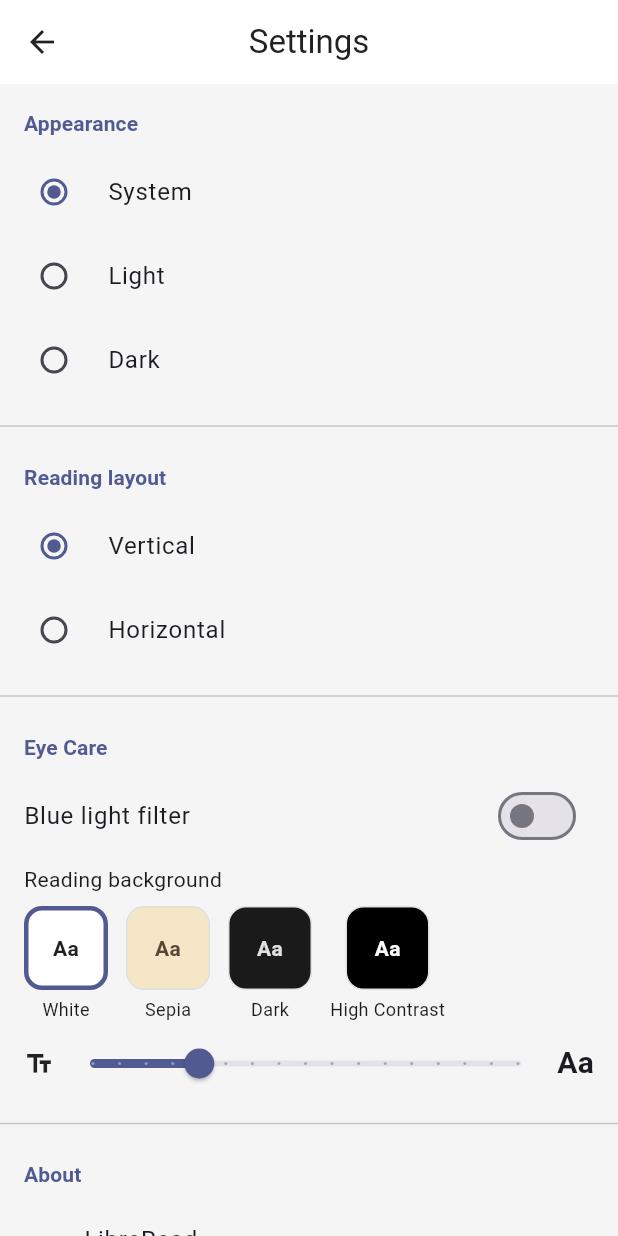
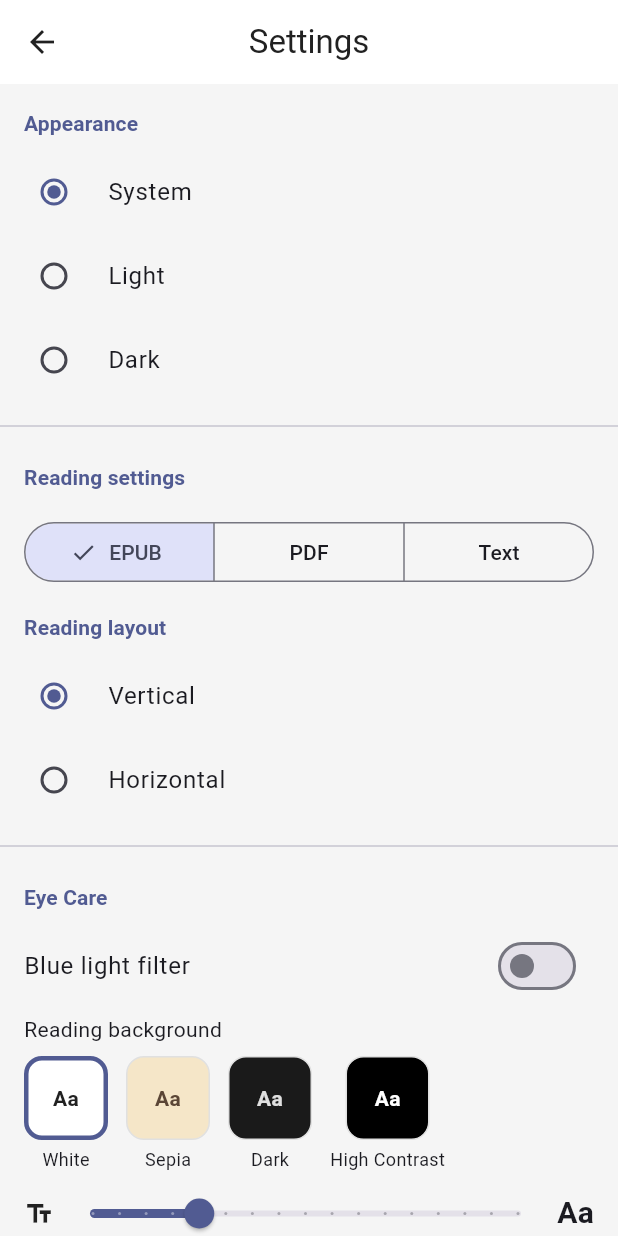
Before and after one commit to Mawfyy/LibreRead, a Flutter app: the screen it shows after launch, after a tap on the "settings" icon, on a phone screen of 412 x 824 dp. Run offline on Flutter 3.47's test engine with Material 3 defaults, Android fonts, the phone set to English and light mode, and no system bars; our stand-ins replace file_picker, open_filex, package_info_plus, shared_preferences, web; missing offline and left inert: dart:js_interop, dart:ui_web, epub_pro, flutter_inappwebview, pdfrx; network calls fail.

Commit message:
feat: per-format reader settings for EPUB, PDF, and TXT

```diff
--- a/lib/core/constants/app_strings.dart
+++ b/lib/core/constants/app_strings.dart
@@ -37,6 +37,9 @@ class AppStrings {
   static const String readingLayout = 'Reading layout';
   static const String verticalLayout = 'Vertical';
   static const String horizontalLayout = 'Horizontal';
+  static const String epubFormat = 'EPUB';
+  static const String pdfFormat = 'PDF';
+  static const String txtFormat = 'Text';
   static const String checkForUpdates = 'Check for updates';
   static const String checkingForUpdates = 'Checking for updates...';
   static const String upToDate = 'You are up to date';
--- /dev/null
+++ b/lib/data/models/reader_settings.dart
@@ -0,0 +1,67 @@
+import 'package:flutter/material.dart';
+
+enum ReadingBackground { white, sepia, dark, highContrast }
+
+enum ReadingLayout { vertical, horizontal }
+
+enum ReaderFormat { epub, pdf, txt }
+
+class ReaderSettings {
+  final ReadingBackground background;
+  final double fontSize;
+  final bool blueLightEnabled;
+  final double blueLightIntensity;
+  final ReadingLayout layout;
+
+  const ReaderSettings({
+    this.background = ReadingBackground.white,
+    this.fontSize = 16.0,
+    this.blueLightEnabled = false,
+    this.blueLightIntensity = 0.3,
+    this.layout = ReadingLayout.vertical,
+  });
+
+  static const ReaderSettings defaults = ReaderSettings();
+
+  ReaderSettings copyWith({
+    ReadingBackground? background,
+    double? fontSize,
+    bool? blueLightEnabled,
+    double? blueLightIntensity,
+    ReadingLayout? layout,
+  }) {
+    return ReaderSettings(
+      background: background ?? this.background,
+      fontSize: fontSize ?? this.fontSize,
+      blueLightEnabled: blueLightEnabled ?? this.blueLightEnabled,
+      blueLightIntensity: blueLightIntensity ?? this.blueLightIntensity,
+      layout: layout ?? this.layout,
+    );
+  }
+
+  Color get backgroundColor {
+    switch (background) {
+      case ReadingBackground.white:
+        return Colors.white;
+      case ReadingBackground.sepia:
+        return const Color(0xFFF5E6C8);
+      case ReadingBackground.dark:
+        return const Color(0xFF1A1A1A);
+      case ReadingBackground.highContrast:
+        return Colors.black;
+    }
+  }
+
+  Color get textColor {
+    switch (background) {
+      case ReadingBackground.white:
+        return const Color(0xFF212121);
+      case ReadingBackground.sepia:
+        return const Color(0xFF5B4636);
+      case ReadingBackground.dark:
+        return const Color(0xFFE0E0E0);
+      case ReadingBackground.highContrast:
+        return Colors.white;
+    }
+  }
+}
--- a/lib/data/services/eye_care_service.dart
+++ /dev/null
@@ -1,97 +0,0 @@
-import 'package:flutter/material.dart';
-import 'package:flutter_epub_viewer/flutter_epub_viewer.dart';
-import 'package:shared_preferences/shared_preferences.dart';
-
-enum ReadingBackground { white, sepia, dark, highContrast }
-
-class EyeCareService {
-  EyeCareService._();
-
-  static bool _blueLightFilterEnabled = false;
-  static double _blueLightIntensity = 0.3;
-  static ReadingBackground _readingBackground = ReadingBackground.white;
-  static double _fontSize = 16.0;
-
-  static bool get blueLightFilterEnabled => _blueLightFilterEnabled;
-  static double get blueLightIntensity => _blueLightIntensity;
-  static ReadingBackground get readingBackground => _readingBackground;
-  static double get fontSize => _fontSize;
-
-  static Future<void> init() async {
-    final prefs = await SharedPreferences.getInstance();
-    _blueLightFilterEnabled = prefs.getBool('eye_blue_light') ?? false;
-    _blueLightIntensity = prefs.getDouble('eye_blue_light_intensity') ?? 0.3;
-    _readingBackground = ReadingBackground.values[
-        prefs.getInt('eye_reading_bg') ?? 0];
-    _fontSize = prefs.getDouble('eye_font_size') ?? 16.0;
-  }
-
-  static Future<void> setBlueLightFilter(bool enabled) async {
-    _blueLightFilterEnabled = enabled;
-    final prefs = await SharedPreferences.getInstance();
-    await prefs.setBool('eye_blue_light', enabled);
-  }
-
-  static Future<void> setBlueLightIntensity(double intensity) async {
-    _blueLightIntensity = intensity;
-    final prefs = await SharedPreferences.getInstance();
-    await prefs.setDouble('eye_blue_light_intensity', intensity);
-  }
-
-  static Future<void> setReadingBackground(ReadingBackground bg) async {
-    _readingBackground = bg;
-    final prefs = await SharedPreferences.getInstance();
-    await prefs.setInt('eye_reading_bg', bg.index);
-  }
-
-  static Future<void> setFontSize(double size) async {
-    _fontSize = size;
-    final prefs = await SharedPreferences.getInstance();
-    await prefs.setDouble('eye_font_size', size);
-  }
-
-  static Color get backgroundColor {
-    switch (_readingBackground) {
-      case ReadingBackground.white:
-        return Colors.white;
-      case ReadingBackground.sepia:
-        return const Color(0xFFF5E6C8);
-      case ReadingBackground.dark:
-        return const Color(0xFF1A1A1A);
-      case ReadingBackground.highContrast:
-        return Colors.black;
-    }
-  }
-
-  static Color get textColor {
-    switch (_readingBackground) {
-      case ReadingBackground.white:
-        return const Color(0xFF212121);
-      case ReadingBackground.sepia:
-        return const Color(0xFF5B4636);
-      case ReadingBackground.dark:
-        return const Color(0xFFE0E0E0);
-      case ReadingBackground.highContrast:
-        return Colors.white;
-    }
-  }
-
-  static EpubTheme get epubTheme {
-    switch (_readingBackground) {
-      case ReadingBackground.white:
-        return EpubTheme.light();
-      case ReadingBackground.sepia:
-        return EpubTheme.custom(
-          backgroundDecoration: const BoxDecoration(color: Color(0xFFF5E6C8)),
-          foregroundColor: const Color(0xFF5B4636),
-        );
-      case ReadingBackground.dark:
-        return EpubTheme.dark();
-      case ReadingBackground.highContrast:
-        return EpubTheme.custom(
-          backgroundDecoration: const BoxDecoration(color: Colors.black),
-          foregroundColor: Colors.white,
-        );
-    }
-  }
-}
--- /dev/null
+++ b/lib/data/services/reader_settings_service.dart
@@ -0,0 +1,72 @@
+import 'package:flutter/material.dart';
+import 'package:flutter_epub_viewer/flutter_epub_viewer.dart';
+import 'package:shared_preferences/shared_preferences.dart';
+import '../models/reader_settings.dart';
+
+class ReaderSettingsService {
+  ReaderSettingsService._();
+
+  static final Map<ReaderFormat, ReaderSettings> _settings = {};
+
+  static ReaderSettings settingsFor(ReaderFormat format) =>
+      _settings[format] ?? ReaderSettings.defaults;
+
+  static Future<void> init() async {
+    final prefs = await SharedPreferences.getInstance();
+    for (final format in ReaderFormat.values) {
+      _settings[format] = _loadFromPrefs(prefs, format);
+    }
+  }
+
+  static ReaderSettings _loadFromPrefs(
+    SharedPreferences prefs,
+    ReaderFormat format,
+  ) {
+    final prefix = format.name;
+    return ReaderSettings(
+      background: ReadingBackground.values[
+          prefs.getInt('${prefix}_reading_bg') ?? 0],
+      fontSize: prefs.getDouble('${prefix}_font_size') ?? 16.0,
+      blueLightEnabled: prefs.getBool('${prefix}_blue_light') ?? false,
+      blueLightIntensity:
+          prefs.getDouble('${prefix}_blue_light_intensity') ?? 0.3,
+      layout: ReadingLayout.values[prefs.getInt('${prefix}_layout') ?? 0],
+    );
+  }
+
+  static Future<void> update(
+    ReaderFormat format,
+    ReaderSettings settings,
+  ) async {
+    _settings[format] = settings;
+    final prefs = await SharedPreferences.getInstance();
+    final prefix = format.name;
+    await prefs.setInt('${prefix}_reading_bg', settings.background.index);
+    await prefs.setDouble('${prefix}_font_size', settings.fontSize);
+    await prefs.setBool('${prefix}_blue_light', settings.blueLightEnabled);
+    await prefs.setDouble(
+      '${prefix}_blue_light_intensity',
+      settings.blueLightIntensity,
+    );
+    await prefs.setInt('${prefix}_layout', settings.layout.index);
+  }
+
+  static EpubTheme epubThemeFor(ReaderSettings settings) {
+    switch (settings.background) {
+      case ReadingBackground.white:
+        return EpubTheme.light();
+      case ReadingBackground.sepia:
+        return EpubTheme.custom(
+          backgroundDecoration: const BoxDecoration(color: Color(0xFFF5E6C8)),
+          foregroundColor: const Color(0xFF5B4636),
+        );
+      case ReadingBackground.dark:
+        return EpubTheme.dark();
+      case ReadingBackground.highContrast:
+        return EpubTheme.custom(
+          backgroundDecoration: const BoxDecoration(color: Colors.black),
+          foregroundColor: Colors.white,
+        );
+    }
+  }
+}
--- a/lib/data/services/reading_layout_service.dart
+++ /dev/null
@@ -1,23 +0,0 @@
-import 'package:shared_preferences/shared_preferences.dart';
-
-enum ReadingLayout { vertical, horizontal }
-
-class ReadingLayoutService {
-  ReadingLayoutService._();
-
-  static ReadingLayout _layout = ReadingLayout.vertical;
-
-  static ReadingLayout get layout => _layout;
-  static bool get isHorizontal => _layout == ReadingLayout.horizontal;
-
-  static Future<void> init() async {
-    final prefs = await SharedPreferences.getInstance();
-    _layout = ReadingLayout.values[prefs.getInt('reading_layout') ?? 0];
-  }
-
-  static Future<void> setLayout(ReadingLayout layout) async {
-    _layout = layout;
-    final prefs = await SharedPreferences.getInstance();
-    await prefs.setInt('reading_layout', layout.index);
-  }
-}
--- a/lib/features/settings/settings_screen.dart
+++ b/lib/features/settings/settings_screen.dart
@@ -2,8 +2,8 @@ import 'package:flutter/material.dart';
 import 'package:package_info_plus/package_info_plus.dart';
 
 import '../../core/constants/app_strings.dart';
-import '../../data/services/eye_care_service.dart';
-import '../../data/services/reading_layout_service.dart';
+import '../../data/models/reader_settings.dart';
+import '../../data/services/reader_settings_service.dart';
 import '../../app.dart';
 import 'widgets/update_dialog.dart';
 
@@ -16,6 +16,7 @@ class SettingsScreen extends StatefulWidget {
 
 class _SettingsScreenState extends State<SettingsScreen> {
   String _appVersion = '';
+  ReaderFormat _selectedFormat = ReaderFormat.epub;
 
   @override
   void initState() {
@@ -53,13 +54,36 @@ class _SettingsScreenState extends State<SettingsScreen> {
             ),
           ),
           const Divider(height: 32),
+          _buildSectionTitle(context, 'Reading settings'),
+          Padding(
+            padding: const EdgeInsets.symmetric(horizontal: 16, vertical: 8),
+            child: SegmentedButton<ReaderFormat>(
+              segments: const [
+                ButtonSegment(
+                  value: ReaderFormat.epub,
+                  label: Text(AppStrings.epubFormat),
+                ),
+                ButtonSegment(
+                  value: ReaderFormat.pdf,
+                  label: Text(AppStrings.pdfFormat),
+                ),
+                ButtonSegment(
+                  value: ReaderFormat.txt,
+                  label: Text(AppStrings.txtFormat),
+                ),
+              ],
+              selected: {_selectedFormat},
+              onSelectionChanged: (selection) {
+                setState(() => _selectedFormat = selection.first);
+              },
+            ),
+          ),
           _buildSectionTitle(context, AppStrings.readingLayout),
           RadioGroup<ReadingLayout>(
-            groupValue: ReadingLayoutService.layout,
+            groupValue: _settings.layout,
             onChanged: (value) async {
               if (value != null) {
-                await ReadingLayoutService.setLayout(value);
-                setState(() {});
+                await _updateSettings(_settings.copyWith(layout: value));
               }
             },
             child: Column(
@@ -73,13 +97,12 @@ class _SettingsScreenState extends State<SettingsScreen> {
           _buildSectionTitle(context, AppStrings.eyeCare),
           SwitchListTile(
             title: const Text(AppStrings.blueLightFilter),
-            value: EyeCareService.blueLightFilterEnabled,
+            value: _settings.blueLightEnabled,
             onChanged: (value) async {
-              await EyeCareService.setBlueLightFilter(value);
-              setState(() {});
+              await _updateSettings(_settings.copyWith(blueLightEnabled: value));
             },
           ),
-          if (EyeCareService.blueLightFilterEnabled)
+          if (_settings.blueLightEnabled)
             Padding(
               padding: const EdgeInsets.symmetric(horizontal: 16),
               child: Row(
@@ -87,14 +110,15 @@ class _SettingsScreenState extends State<SettingsScreen> {
                   const Icon(Icons.wb_sunny_outlined, size: 20),
                   Expanded(
                     child: Slider(
-                      value: EyeCareService.blueLightIntensity,
+                      value: _settings.blueLightIntensity,
                       min: 0.1,
                       max: 1.0,
                       divisions: 9,
-                      label: '${(EyeCareService.blueLightIntensity * 100).round()}%',
+                      label: '${(_settings.blueLightIntensity * 100).round()}%',
                       onChanged: (value) async {
-                        await EyeCareService.setBlueLightIntensity(value);
-                        setState(() {});
+                        await _updateSettings(
+                          _settings.copyWith(blueLightIntensity: value),
+                        );
                       },
                     ),
                   ),
@@ -102,7 +126,7 @@ class _SettingsScreenState extends State<SettingsScreen> {
                 ],
               ),
             ),
-          _buildReadingBackgroundPicker(context),
+          _buildReadingBackgroundPicker(),
           Padding(
             padding: const EdgeInsets.symmetric(horizontal: 16),
             child: Row(
@@ -110,14 +134,13 @@ class _SettingsScreenState extends State<SettingsScreen> {
                 const Icon(Icons.text_fields, size: 20),
                 Expanded(
                   child: Slider(
-                    value: EyeCareService.fontSize,
+                    value: _settings.fontSize,
                     min: 12.0,
                     max: 28.0,
                     divisions: 16,
-                    label: '${EyeCareService.fontSize.round()} px',
+                    label: '${_settings.fontSize.round()} px',
                     onChanged: (value) async {
-                      await EyeCareService.setFontSize(value);
-                      setState(() {});
+                      await _updateSettings(_settings.copyWith(fontSize: value));
                     },
                   ),
                 ),
@@ -141,14 +164,22 @@ class _SettingsScreenState extends State<SettingsScreen> {
           ListTile(
             leading: const Icon(Icons.description_outlined),
             title: const Text('Supported formats'),
-            subtitle: const Text('EPUB, Text'),
+            subtitle: const Text('EPUB, PDF, Text'),
           ),
         ],
       ),
     );
   }
 
-  Widget _buildReadingBackgroundPicker(BuildContext context) {
+  ReaderSettings get _settings =>
+      ReaderSettingsService.settingsFor(_selectedFormat);
+
+  Future<void> _updateSettings(ReaderSettings settings) async {
+    await ReaderSettingsService.update(_selectedFormat, settings);
+    if (mounted) setState(() {});
+  }
+
+  Widget _buildReadingBackgroundPicker() {
     return Padding(
       padding: const EdgeInsets.symmetric(horizontal: 16, vertical: 4),
       child: Column(
@@ -173,11 +204,10 @@ class _SettingsScreenState extends State<SettingsScreen> {
   }
 
   Widget _buildBgOption(Color bg, Color fg, ReadingBackground value, String label) {
-    final isSelected = EyeCareService.readingBackground == value;
+    final isSelected = _settings.background == value;
     return GestureDetector(
       onTap: () async {
-        await EyeCareService.setReadingBackground(value);
-        setState(() {});
+        await _updateSettings(_settings.copyWith(background: value));
       },
       child: Column(
         children: [
--- a/lib/features/viewer/epub_viewer_screen.dart
+++ b/lib/features/viewer/epub_viewer_screen.dart
@@ -4,10 +4,10 @@ import 'package:flutter/material.dart';
 import 'package:flutter_epub_viewer/flutter_epub_viewer.dart';
 import '../../data/models/recent_file.dart';
 import '../../data/models/epub_bookmark.dart';
+import '../../data/models/reader_settings.dart';
 import '../../data/services/epub_bookmark_service.dart';
-import '../../data/services/eye_care_service.dart';
+import '../../data/services/reader_settings_service.dart';
 import '../../data/services/reading_position_service.dart';
-import '../../data/services/reading_layout_service.dart';
 import '../../core/constants/app_strings.dart';
 
 class EpubViewerScreen extends StatefulWidget {
@@ -76,11 +76,12 @@ class _EpubViewerScreenState extends State<EpubViewerScreen>
 
   @override
   Widget build(BuildContext context) {
-    final bgColor = EyeCareService.backgroundColor;
-    final isHorizontal = ReadingLayoutService.isHorizontal;
+    final settings = ReaderSettingsService.settingsFor(ReaderFormat.epub);
+    final bgColor = settings.backgroundColor;
+    final isHorizontal = settings.layout == ReadingLayout.horizontal;
     final displaySettings = EpubDisplaySettings(
-      fontSize: EyeCareService.fontSize.round(),
-      theme: EyeCareService.epubTheme,
+      fontSize: settings.fontSize.round(),
+      theme: ReaderSettingsService.epubThemeFor(settings),
       flow: isHorizontal ? EpubFlow.paginated : EpubFlow.scrolled,
       snap: isHorizontal,
     );
--- a/lib/features/viewer/pdf_viewer_screen.dart
+++ b/lib/features/viewer/pdf_viewer_screen.dart
@@ -3,7 +3,9 @@ import 'dart:math' as math;
 import 'package:flutter/material.dart';
 import 'package:pdfrx/pdfrx.dart';
 import '../../data/models/recent_file.dart';
-import '../../data/services/reading_layout_service.dart';
+import '../../data/models/reader_settings.dart';
+import '../../data/services/reader_settings_service.dart';
+import 'widgets/eye_care_filter.dart';
 
 class PdfViewerScreen extends StatefulWidget {
   final RecentFile file;
@@ -17,6 +19,7 @@ class PdfViewerScreen extends StatefulWidget {
 class _PdfViewerScreenState extends State<PdfViewerScreen> {
   @override
   Widget build(BuildContext context) {
+    final settings = ReaderSettingsService.settingsFor(ReaderFormat.pdf);
     return Scaffold(
       appBar: AppBar(
         title: Text(
@@ -24,11 +27,13 @@ class _PdfViewerScreenState extends State<PdfViewerScreen> {
           style: const TextStyle(fontSize: 14),
         ),
       ),
-      body: PdfViewer.file(
+      body: EyeCareFilter(
+        settings: settings,
+        child: PdfViewer.file(
           widget.file.path,
           params: PdfViewerParams(
-          backgroundColor: Colors.white,
-          layoutPages: ReadingLayoutService.isHorizontal
+            backgroundColor: settings.backgroundColor,
+            layoutPages: settings.layout == ReadingLayout.horizontal
                 ? _horizontalLayout
                 : null,
             errorBannerBuilder: (context, error, stackTrace, documentRef) {
@@ -45,6 +50,7 @@ class _PdfViewerScreenState extends State<PdfViewerScreen> {
                 ),
               );
             },
+          ),
         ),
       ),
     );
--- a/lib/features/viewer/txt_viewer_screen.dart
+++ b/lib/features/viewer/txt_viewer_screen.dart
@@ -1,8 +1,8 @@
 import 'dart:io';
 import 'package:flutter/material.dart';
 import '../../data/models/recent_file.dart';
-import '../../data/services/eye_care_service.dart';
-import '../../data/services/reading_layout_service.dart';
+import '../../data/models/reader_settings.dart';
+import '../../data/services/reader_settings_service.dart';
 import 'widgets/eye_care_filter.dart';
 
 class TxtViewerScreen extends StatelessWidget {
@@ -16,8 +16,9 @@ class TxtViewerScreen extends StatelessWidget {
 
   @override
   Widget build(BuildContext context) {
-    final bgColor = EyeCareService.backgroundColor;
-    final fgColor = EyeCareService.textColor;
+    final settings = ReaderSettingsService.settingsFor(ReaderFormat.txt);
+    final bgColor = settings.backgroundColor;
+    final fgColor = settings.textColor;
 
     return Scaffold(
       backgroundColor: bgColor,
@@ -25,6 +26,7 @@ class TxtViewerScreen extends StatelessWidget {
         title: Text(file.name),
       ),
       body: EyeCareFilter(
+        settings: settings,
         child: FutureBuilder<String>(
           future: _loadContent(),
           builder: (context, snapshot) {
@@ -35,7 +37,7 @@ class TxtViewerScreen extends StatelessWidget {
               return Center(child: Text('Error: ${snapshot.error}'));
             }
             final content = snapshot.data ?? '';
-            final isHorizontal = ReadingLayoutService.isHorizontal;
+            final isHorizontal = settings.layout == ReadingLayout.horizontal;
             return SingleChildScrollView(
               scrollDirection: isHorizontal ? Axis.horizontal : Axis.vertical,
               child: SingleChildScrollView(
@@ -51,7 +53,7 @@ class TxtViewerScreen extends StatelessWidget {
                     child: SelectableText(
                       content,
                       style: TextStyle(
-                        fontSize: EyeCareService.fontSize,
+                        fontSize: settings.fontSize,
                         height: 1.6,
                         color: fgColor,
                       ),
--- a/lib/features/viewer/widgets/eye_care_filter.dart
+++ b/lib/features/viewer/widgets/eye_care_filter.dart
@@ -1,22 +1,27 @@
 import 'package:flutter/material.dart';
-import '../../../data/services/eye_care_service.dart';
+import '../../../data/models/reader_settings.dart';
 
 class EyeCareFilter extends StatelessWidget {
   final Widget child;
+  final ReaderSettings settings;
 
-  const EyeCareFilter({super.key, required this.child});
+  const EyeCareFilter({super.key, required this.child, required this.settings});
 
   @override
   Widget build(BuildContext context) {
     return Stack(
       children: [
         child,
-        if (EyeCareService.blueLightFilterEnabled)
+        if (settings.blueLightEnabled)
           Positioned.fill(
             child: IgnorePointer(
               child: Container(
-                color: Color.fromRGBO(255, 147, 41,
-                    EyeCareService.blueLightIntensity * 0.45),
+                color: Color.fromRGBO(
+                  255,
+                  147,
+                  41,
+                  settings.blueLightIntensity * 0.45,
+                ),
               ),
             ),
           ),
--- a/lib/main.dart
+++ b/lib/main.dart
@@ -1,14 +1,12 @@
 import 'package:flutter/material.dart';
 import 'package:flutter/services.dart';
 import 'app.dart';
-import 'data/services/eye_care_service.dart';
-import 'data/services/reading_layout_service.dart';
+import 'data/services/reader_settings_service.dart';
 
 void main() async {
   WidgetsFlutterBinding.ensureInitialized();
 
-  await EyeCareService.init();
-  await ReadingLayoutService.init();
+  await ReaderSettingsService.init();
 
   SystemChrome.setSystemUIOverlayStyle(
     const SystemUiOverlayStyle(
```
Lines whose indentation alone changed are shown as unchanged.
